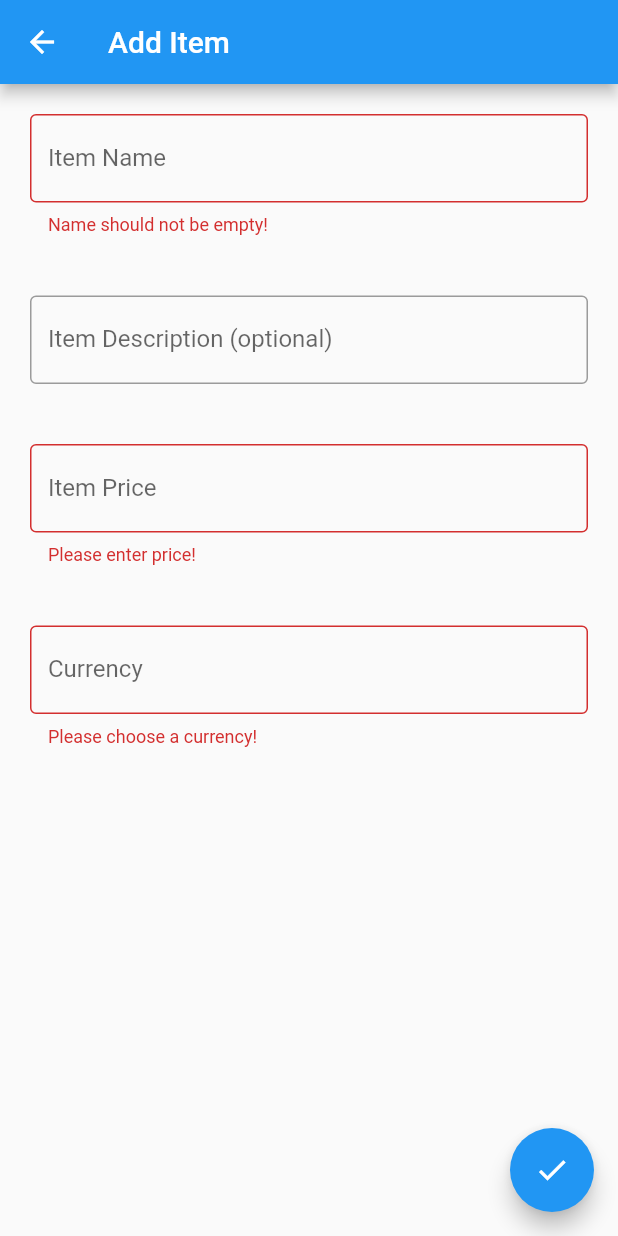
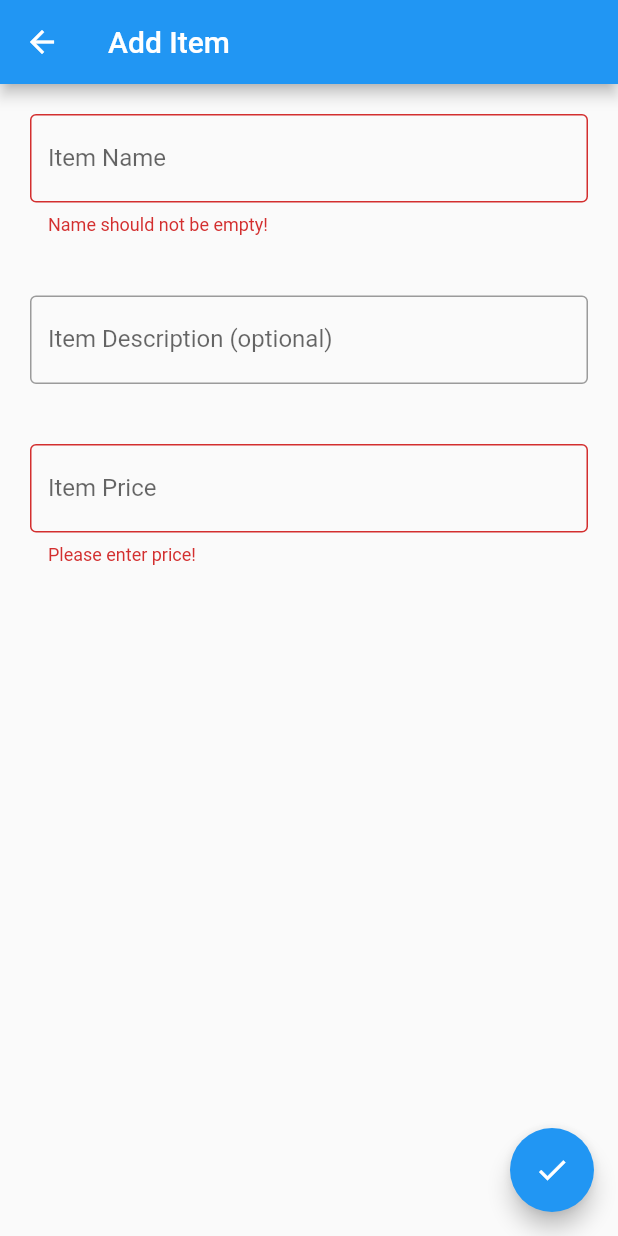
Before and after one commit to Xevenst/Split-Bill-Mobile-App, a Flutter app: the AddItemPage screen opened directly, after a tap on the "check" icon, on a phone screen of 412 x 824 dp. Run offline on Flutter 3.47's test engine with Material 2 defaults, Android fonts, the phone set to English and light mode, and no system bars; our stand-ins replace hive_flutter; missing offline and left inert: currency_picker, dart:ffi; accounts and stored records are empty.

Commit message:
Moved currency pick to storelist, adapter

```diff
--- a/lib/classes/bill.dart
+++ b/lib/classes/bill.dart
@@ -1,5 +1,6 @@
 import 'dart:ffi';
 
+import 'package:currency_picker/currency_picker.dart';
 import 'package:hive_flutter/hive_flutter.dart';
 import 'package:splitbill/classes/contact.dart';
 import 'package:splitbill/classes/item.dart';
@@ -18,7 +19,7 @@ class Bill extends HiveObject{
   @HiveField(4)
   late num price;
   @HiveField(5)
-  late String priceCurrency;
+  late Currency priceCurrency;
   @HiveField(6)
   late Contact userPaying;
   @HiveField(7,defaultValue: false)
--- a/lib/classes/item.dart
+++ b/lib/classes/item.dart
@@ -1,4 +1,3 @@
-import 'package:currency_picker/currency_picker.dart';
 import 'package:hive_flutter/hive_flutter.dart';
 part 'item.g.dart';
 
@@ -10,8 +9,6 @@ class Item{
   late String? itemDesc;
   @HiveField(2)
   late num itemPrice;
-  @HiveField(3)
-  late Currency itemCurrency;
 
-  Item({required this.itemName,this.itemDesc,required this.itemPrice,required this.itemCurrency});
+  Item({required this.itemName,this.itemDesc,required this.itemPrice});
 }
--- a/lib/classes/store.dart
+++ b/lib/classes/store.dart
@@ -1,3 +1,4 @@
+import 'package:currency_picker/currency_picker.dart';
 import 'package:hive_flutter/hive_flutter.dart';
 import 'package:splitbill/classes/item.dart';
 
@@ -13,6 +14,8 @@ class Store{
   late String? storeOpenTime;
   @HiveField(3)
   late List<Item>? storeItems;
+  @HiveField(4)
+  late Currency storeCurrency;
 
-  Store({required this.storeName, this.storeDesc, this.storeOpenTime,this.storeItems});
+  Store({required this.storeName, this.storeDesc, this.storeOpenTime,this.storeItems,required this.storeCurrency});
 }
--- a/lib/lists/itemlist.dart
+++ b/lib/lists/itemlist.dart
@@ -1,10 +1,8 @@
 // ignore_for_file: non_constant_identifier_names
-
-import 'package:currency_picker/currency_picker.dart';
 import 'package:flutter/material.dart';
 
 Widget ItemList(
-    String name, String? description, num itemPrice, Currency currency) {
+    String name, String? description, num itemPrice) {
   return Column(
     children: [
       ListTile(
@@ -15,7 +13,7 @@ Widget ItemList(
           mainAxisSize: MainAxisSize.min,
           children: [
             Text(
-                '${itemPrice.toString().replaceAll(RegExp(r'.0'), '')} ${currency.symbol}'),
+                itemPrice.toString().replaceAll(RegExp(r'.0'), '')),
             const SizedBox(
               width: 20,
             ),
--- a/lib/lists/storelist.dart
+++ b/lib/lists/storelist.dart
@@ -7,7 +7,7 @@ import 'package:splitbill/classes/item.dart';
 import '../classes/store.dart';
 
 Widget StoreList(BuildContext context, String storeName, String? storeDesc,
-    String? storeOpenTime, List<Item>? storeItems, Box box,int index) {//TODO: CHANGE ALL STRING WITH BOX . GETSTRING
+    String? storeOpenTime, List<Item>? storeItems, Box box,StateSetter setState){//TODO: CHANGE ALL STRING WITH BOX . GETSTRING
   return Column(
     children: [
       ListTile(
@@ -33,6 +33,9 @@ Widget StoreList(BuildContext context, String storeName, String? storeDesc,
               ),
               IconButton(
                 onPressed: () async {
+                  box = await Hive.openBox<Store>('Store');
+                  box.delete(storeName);
+                  setState((){});
                 },
                 icon: const Icon(Icons.delete),
               ),
--- a/lib/main.dart
+++ b/lib/main.dart
@@ -5,6 +5,7 @@ import 'package:hive_flutter/hive_flutter.dart';
 import 'package:path_provider/path_provider.dart';
 import 'package:splitbill/classes/bill.dart';
 import 'package:splitbill/classes/contact.dart';
+import 'package:splitbill/classes/currency.g.dart';
 import 'package:splitbill/classes/item.dart';
 import 'package:splitbill/classes/store.dart';
 import 'package:splitbill/pages/homepage.dart';
@@ -18,6 +19,7 @@ void main() async {
   Hive.registerAdapter(StoreAdapter());
   Hive.registerAdapter(ItemAdapter());
   Hive.registerAdapter(ContactAdapter());
+  Hive.registerAdapter(CurrencyAdapter());
   await Hive.openBox<Bill>('Bill');
   await Hive.openBox<Store>("Store");
   await Hive.openBox<Item>("Item");
--- a/lib/pages/additempage.dart
+++ b/lib/pages/additempage.dart
@@ -1,10 +1,7 @@
 import 'package:flutter/material.dart';
-import 'package:currency_picker/currency_picker.dart';
 import 'package:flutter/services.dart';
-import 'package:hive_flutter/hive_flutter.dart';
 
 import '../classes/item.dart';
-import '../classes/store.dart';
 
 class AddItemPage extends StatefulWidget {
   const AddItemPage({super.key});
@@ -18,9 +15,7 @@ class _AddItemPageState extends State<AddItemPage> {
   final TextEditingController nameController = TextEditingController();
   final TextEditingController desController = TextEditingController();
   final TextEditingController priceController = TextEditingController();
-  final TextEditingController curController = TextEditingController();
 
-  late Currency currencySelected;
   @override
   Widget build(BuildContext context) {
     return Scaffold(
@@ -32,7 +27,7 @@ class _AddItemPageState extends State<AddItemPage> {
           if (formKey.currentState!.validate()){
             formKey.currentState?.save();
             //TODO: Save to list on previous page (addstorepage/additempage)
-            Item newItem = Item(itemName: nameController.text,itemDesc: nameController.text,itemPrice: double.parse(priceController.text),itemCurrency: currencySelected);
+            Item newItem = Item(itemName: nameController.text,itemDesc: nameController.text,itemPrice: double.parse(priceController.text));
             Navigator.pop(context,newItem);
           }
         },
@@ -90,39 +85,6 @@ class _AddItemPageState extends State<AddItemPage> {
                 },
               ),
             ),
-            Padding(
-              padding: const EdgeInsets.all(20),
-              child: TextFormField(
-                controller: curController,
-                keyboardType: TextInputType.none,
-                decoration: const InputDecoration(
-                  border: OutlineInputBorder(),
-                  labelText: "Currency",
-                ),
-                inputFormatters: <TextInputFormatter>[
-                  FilteringTextInputFormatter.allow(RegExp("[]")),
-                ],
-                onTap: () {
-                  showCurrencyPicker(
-                    context: context,
-                    showFlag: true,
-                    showCurrencyName: true,
-                    showCurrencyCode: true,
-                    onSelect: (Currency currency) {
-                      curController.text = currency.symbol;
-                      currencySelected = currency;
-                    },
-                  );
-                },
-                validator: (value) {
-                  if (value!.isEmpty) {
-                    return "Please choose a currency!";
-                  } else {
-                    return null;
-                  }
-                },
-              ),
-            ),
           ],
         ),
       ),
```
Also changed, not shown: lib/pages/addstorepage.dart (+57 -12 lines), lib/pages/contactslistpage.dart (+4 -4 lines), lib/pages/homepage.dart (+14 -14 lines), lib/pages/storelistpage.dart (+36 -21 lines), lib/classes/bill.g.dart, lib/classes/currency.g.dart (added), lib/classes/item.g.dart, lib/classes/store.g.dart.
